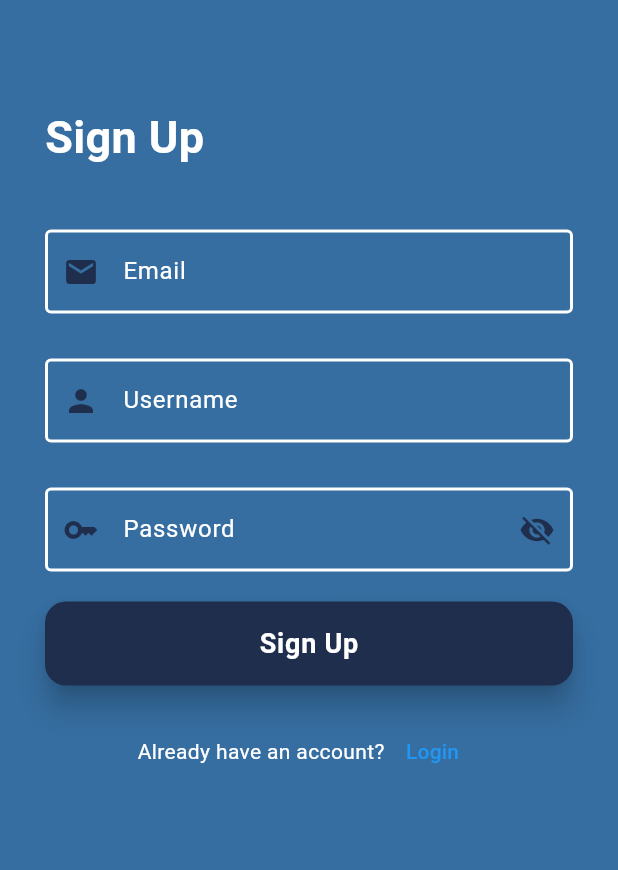
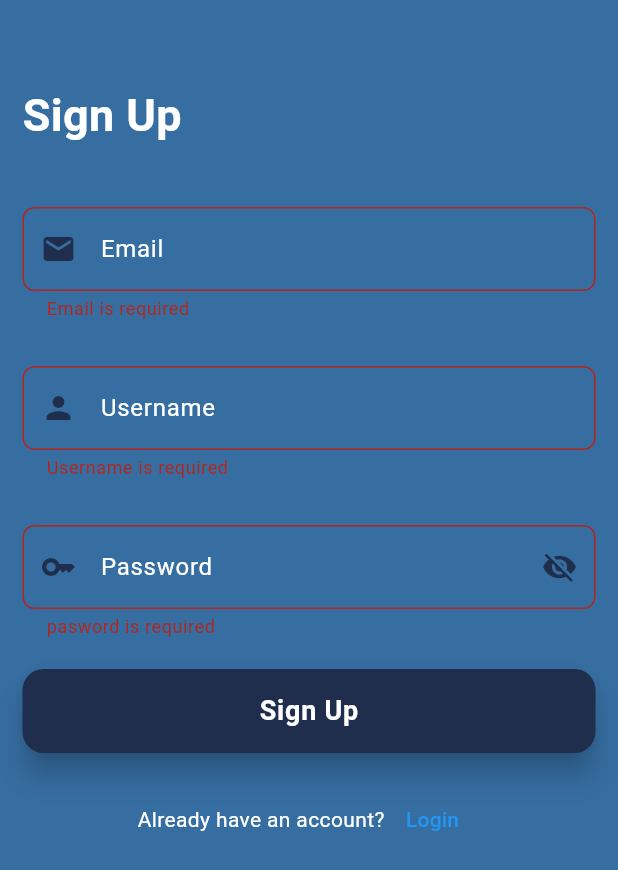
Before and after one commit to huda-mohamed77/app_travel, a Flutter app: the SignupScrean screen opened directly, after a tap on "Sign Up", on a phone screen of 412 x 824 dp. Shown: the top 870 px of the screen. Run offline on Flutter 3.47's test engine with Material 3 defaults, Android fonts, the phone set to English and light mode, and no system bars; our stand-ins replace cloud_firestore, firebase_auth, firebase_core, flutter_bloc, smooth_page_indicator; accounts and stored records are empty.

Commit message:
Add my feature

```diff
--- a/lib/features/auth/signup/signup_screan.dart
+++ b/lib/features/auth/signup/signup_screan.dart
@@ -1,6 +1,9 @@
 import 'package:flutter/material.dart';
+import 'package:flutter_bloc/flutter_bloc.dart';
 import 'package:travel_app/core/colors_style.dart';
 import 'package:travel_app/core/text_style.dart';
+import 'package:travel_app/features/auth/cubit/auth_logic.dart';
+import 'package:travel_app/features/auth/cubit/auth_state.dart';
 import 'package:travel_app/features/auth/login/login_screan.dart';
 import 'package:travel_app/features/auth/widget/custom_button.dart';
 import 'package:travel_app/features/auth/widget/custom_textfeild.dart';
@@ -8,21 +11,33 @@ import 'package:travel_app/features/auth/widget/custom_textfeild.dart';
 // ignore: must_be_immutable
 class SignupScrean extends StatelessWidget {
   SignupScrean({super.key});
+
   final formKey = GlobalKey<FormState>();
   TextEditingController emailcontroller = TextEditingController();
   TextEditingController passordcontroller = TextEditingController();
   TextEditingController userNameController = TextEditingController();
+
   @override
   Widget build(BuildContext context) {
     return Scaffold(
       backgroundColor: ColorsStyle.background,
       resizeToAvoidBottomInset: true,
       body: Padding(
-        padding: EdgeInsetsGeometry.all(15),
+        padding: const EdgeInsets.all(15.0),
+        child: BlocConsumer<AuthCubit, AuthState>(
+          listener: (context, state) {
+            if (state is AuthSuccess) {
+              // Navigator.pushReplacement(
+              //   context,
+              //   MaterialPageRoute(builder: (_) => Homescreen()),
+              // );
+            }
+          },
+          builder: (context, state) {
+            final cubit = context.read<AuthCubit>();
+            return SingleChildScrollView(
               child: Form(
                 key: formKey,
-          child: Padding(
-            padding: const EdgeInsets.all(15.0),
                 child: Column(
                   crossAxisAlignment: CrossAxisAlignment.start,
                   children: [
@@ -58,20 +73,34 @@ class SignupScrean extends StatelessWidget {
 
                     SizedBox(height: 30),
                     CustmsTextfeid(
+                      controller: passordcontroller,
                       lable: "Password",
                       icon: Icon(color: Color(0xFF1F2E4C), Icons.key),
                       obscure: true,
 
                       validator: (value) {
-                    if (value == null || value.isEmpty || value.length < 6) {
+                        if (value == null ||
+                            value.isEmpty ||
+                            value.length < 6) {
                           return "pasword is required";
                         }
                         return null;
                       },
                     ),
+                    SizedBox(height: 20),
+                    CustomButton(
+                      onPressed: () {
+                        if (formKey.currentState!.validate()) {
+                          cubit.signUp(
+                            userNameController.text,
+                            emailcontroller.text,
+                            passordcontroller.text,
+                          );
+                        }
+                      },
+                      title: 'Sign Up',
+                    ),
 
-                const SizedBox(height: 20),
-                CustomButton(onPressed: () {}, title: 'Sign Up'),
                     SizedBox(height: 20),
                     Align(
                       alignment: Alignment.bottomRight,
@@ -102,6 +131,8 @@ class SignupScrean extends StatelessWidget {
                   ],
                 ),
               ),
+            );
+          },
         ),
       ),
     );
```
Also changed, not shown: lib/features/auth/login/login_screan.dart (+38 -2 lines), lib/main.dart (+15 -2 lines). Lines whose indentation alone changed are shown as unchanged.
